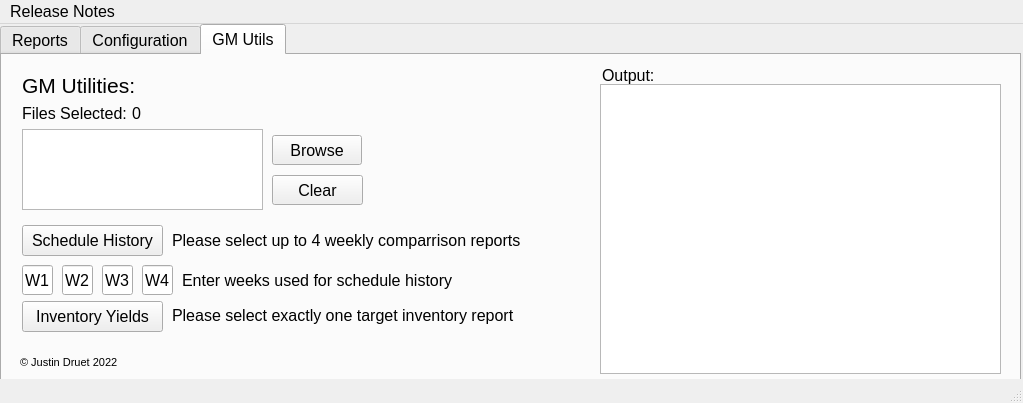
Justind-hub/RoseUtils, file lib/Main_UI.ui: the form before one commit.
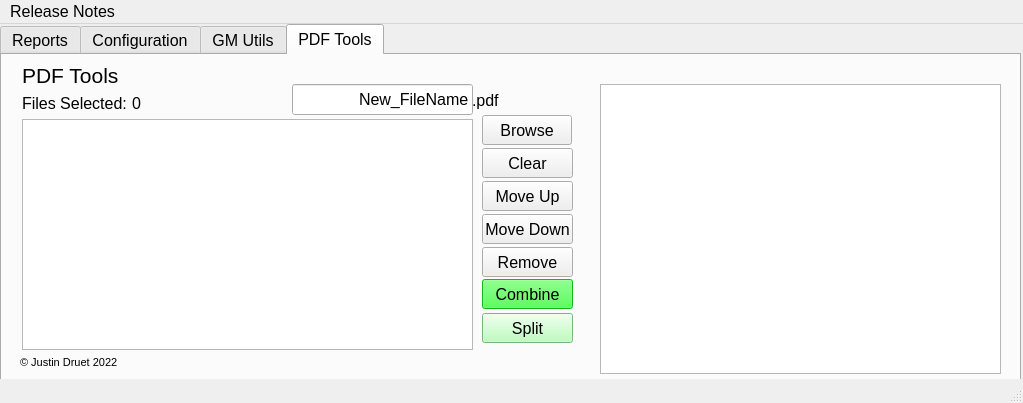
The form after the commit. Icons and pictures are not drawn.

Commit message: Added PDF Tools -> V1.6

Patch:
```diff
--- a/lib/Main_UI.ui
+++ b/lib/Main_UI.ui
@@ -50,7 +50,7 @@
      <enum>QTabWidget::Rounded</enum>
     </property>
     <property name="currentIndex">
-     <number>2</number>
+     <number>3</number>
     </property>
     <property name="iconSize">
      <size>
@@ -1082,6 +1082,1069 @@
       </property>
      </widget>
     </widget>
+    <widget class="QWidget" name="tab_2">
+     <attribute name="title">
+      <string>PDF Tools</string>
+     </attribute>
+     <widget class="QLabel" name="numitems_label_2">
+      <property name="geometry">
+       <rect>
+        <x>130</x>
+        <y>40</y>
+        <width>47</width>
+        <height>16</height>
+       </rect>
+      </property>
+      <property name="text">
+       <string>0</string>
+      </property>
+     </widget>
+     <widget class="QListWidget" name="pdf_listbox">
+      <property name="geometry">
+       <rect>
+        <x>20</x>
+        <y>64</y>
+        <width>451</width>
+        <height>231</height>
+       </rect>
+      </property>
+     </widget>
+     <widget class="QPushButton" name="btn_pdf_clear">
+      <property name="geometry">
+       <rect>
+        <x>480</x>
+        <y>93</y>
+        <width>91</width>
+        <height>30</height>
+       </rect>
+      </property>
+      <property name="toolTip">
+       <string>Clear Selection</string>
+      </property>
+      <property name="text">
+       <string>Clear</string>
+      </property>
+     </widget>
+     <widget class="QLabel" name="label_16">
+      <property name="geometry">
+       <rect>
+        <x>20</x>
+        <y>0</y>
+        <width>121</width>
+        <height>41</height>
+       </rect>
+      </property>
+      <property name="font">
+       <font>
+        <pointsize>16</pointsize>
+       </font>
+      </property>
+      <property name="text">
+       <string>PDF Tools</string>
+      </property>
+      <property name="wordWrap">
+       <bool>true</bool>
+      </property>
+     </widget>
+     <widget class="QLabel" name="label_17">
+      <property name="geometry">
+       <rect>
+        <x>20</x>
+        <y>40</y>
+        <width>110</width>
+        <height>16</height>
+       </rect>
+      </property>
+      <property name="text">
+       <string>Files Selected:</string>
+      </property>
+     </widget>
+     <widget class="QPushButton" name="btn_pdf_browse">
+      <property name="geometry">
+       <rect>
+        <x>480</x>
+        <y>60</y>
+        <width>90</width>
+        <height>30</height>
+       </rect>
+      </property>
+      <property name="toolTip">
+       <string>Open file dialog to browse for reports downloaded from ZOC</string>
+      </property>
+      <property name="text">
+       <string>Browse</string>
+      </property>
+     </widget>
+     <widget class="QPushButton" name="btn_pdf_up">
+      <property name="geometry">
+       <rect>
+        <x>480</x>
+        <y>126</y>
+        <width>91</width>
+        <height>30</height>
+       </rect>
+      </property>
+      <property name="toolTip">
+       <string>Clear Selection</string>
+      </property>
+      <property name="text">
+       <string>Move Up</string>
+      </property>
+     </widget>
+     <widget class="QPushButton" name="btn_pdf_down">
+      <property name="geometry">
+       <rect>
+        <x>480</x>
+        <y>159</y>
+        <width>91</width>
+        <height>30</height>
+       </rect>
+      </property>
+      <property name="toolTip">
+       <string>Clear Selection</string>
+      </property>
+      <property name="text">
+       <string>Move Down</string>
+      </property>
+     </widget>
+     <widget class="QPushButton" name="btn_pdf_combine">
+      <property name="geometry">
+       <rect>
+        <x>480</x>
+        <y>224</y>
+        <width>91</width>
+        <height>30</height>
+       </rect>
+      </property>
+      <property name="palette">
+       <palette>
+        <active>
+         <colorrole role="WindowText">
+          <brush brushstyle="SolidPattern">
+           <color alpha="255">
+            <red>0</red>
+            <green>0</green>
+            <blue>0</blue>
+           </color>
+          </brush>
+         </colorrole>
+         <colorrole role="Button">
+          <brush brushstyle="SolidPattern">
+           <color alpha="255">
+            <red>30</red>
+            <green>255</green>
+            <blue>30</blue>
+           </color>
+          </brush>
+         </colorrole>
+         <colorrole role="Light">
+          <brush brushstyle="SolidPattern">
+           <color alpha="255">
+            <red>158</red>
+            <green>255</green>
+            <blue>158</blue>
+           </color>
+          </brush>
+         </colorrole>
+         <colorrole role="Midlight">
+          <brush brushstyle="SolidPattern">
+           <color alpha="255">
+            <red>94</red>
+            <green>255</green>
+            <blue>94</blue>
+           </color>
+          </brush>
+         </colorrole>
+         <colorrole role="Dark">
+          <brush brushstyle="SolidPattern">
+           <color alpha="255">
+            <red>15</red>
+            <green>127</green>
+            <blue>15</blue>
+           </color>
+          </brush>
+         </colorrole>
+         <colorrole role="Mid">
+          <brush brushstyle="SolidPattern">
+           <color alpha="255">
+            <red>20</red>
+            <green>170</green>
+            <blue>20</blue>
+           </color>
+          </brush>
+         </colorrole>
+         <colorrole role="Text">
+          <brush brushstyle="SolidPattern">
+           <color alpha="255">
+            <red>0</red>
+            <green>0</green>
+            <blue>0</blue>
+           </color>
+          </brush>
+         </colorrole>
+         <colorrole role="BrightText">
+          <brush brushstyle="SolidPattern">
+           <color alpha="255">
+            <red>255</red>
+            <green>255</green>
+            <blue>255</blue>
+           </color>
+          </brush>
+         </colorrole>
+         <colorrole role="ButtonText">
+          <brush brushstyle="SolidPattern">
+           <color alpha="255">
+            <red>0</red>
+            <green>0</green>
+            <blue>0</blue>
+           </color>
+          </brush>
+         </colorrole>
+         <colorrole role="Base">
+          <brush brushstyle="SolidPattern">
+           <color alpha="255">
+            <red>255</red>
+            <green>39</green>
+            <blue>96</blue>
+           </color>
+          </brush>
+         </colorrole>
+         <colorrole role="Window">
+          <brush brushstyle="SolidPattern">
+           <color alpha="255">
+            <red>30</red>
+            <green>255</green>
+            <blue>30</blue>
+           </color>
+          </brush>
+         </colorrole>
+         <colorrole role="Shadow">
+          <brush brushstyle="SolidPattern">
+           <color alpha="255">
+            <red>0</red>
+            <green>0</green>
+            <blue>0</blue>
+           </color>
+          </brush>
+         </colorrole>
+         <colorrole role="HighlightedText">
+          <brush brushstyle="SolidPattern">
+           <color alpha="255">
+            <red>126</red>
+            <green>255</green>
+            <blue>79</blue>
+           </color>
+          </brush>
+         </colorrole>
+         <colorrole role="AlternateBase">
+          <brush brushstyle="SolidPattern">
+           <color alpha="255">
+            <red>142</red>
+            <green>255</green>
+            <blue>142</blue>
+           </color>
+          </brush>
+         </colorrole>
+         <colorrole role="ToolTipBase">
+          <brush brushstyle="SolidPattern">
+           <color alpha="255">
+            <red>255</red>
+            <green>170</green>
+            <blue>0</blue>
+           </color>
+          </brush>
+         </colorrole>
+         <colorrole role="ToolTipText">
+          <brush brushstyle="SolidPattern">
+           <color alpha="255">
+            <red>0</red>
+            <green>0</green>
+            <blue>0</blue>
+           </color>
+          </brush>
+         </colorrole>
+        </active>
+        <inactive>
+         <colorrole role="WindowText">
+          <brush brushstyle="SolidPattern">
+           <color alpha="255">
+            <red>0</red>
+            <green>0</green>
+            <blue>0</blue>
+           </color>
+          </brush>
+         </colorrole>
+         <colorrole role="Button">
+          <brush brushstyle="SolidPattern">
+           <color alpha="255">
+            <red>30</red>
+            <green>255</green>
+            <blue>30</blue>
+           </color>
+          </brush>
+         </colorrole>
+         <colorrole role="Light">
+          <brush brushstyle="SolidPattern">
+           <color alpha="255">
+            <red>158</red>
+            <green>255</green>
+            <blue>158</blue>
+           </color>
+          </brush>
+         </colorrole>
+         <colorrole role="Midlight">
+          <brush brushstyle="SolidPattern">
+           <color alpha="255">
+            <red>94</red>
+            <green>255</green>
+            <blue>94</blue>
+           </color>
+          </brush>
+         </colorrole>
+         <colorrole role="Dark">
+          <brush brushstyle="SolidPattern">
+           <color alpha="255">
+            <red>15</red>
+            <green>127</green>
+            <blue>15</blue>
+           </color>
+          </brush>
+         </colorrole>
+         <colorrole role="Mid">
+          <brush brushstyle="SolidPattern">
+           <color alpha="255">
+            <red>20</red>
+            <green>170</green>
+            <blue>20</blue>
+           </color>
+          </brush>
+         </colorrole>
+         <colorrole role="Text">
+          <brush brushstyle="SolidPattern">
+           <color alpha="255">
+            <red>0</red>
+            <green>0</green>
+            <blue>0</blue>
+           </color>
+          </brush>
+         </colorrole>
+         <colorrole role="BrightText">
+          <brush brushstyle="SolidPattern">
+           <color alpha="255">
+            <red>255</red>
+            <green>255</green>
+            <blue>255</blue>
+           </color>
+          </brush>
+         </colorrole>
+         <colorrole role="ButtonText">
+          <brush brushstyle="SolidPattern">
+           <color alpha="255">
+            <red>0</red>
+            <green>0</green>
+            <blue>0</blue>
+           </color>
+          </brush>
+         </colorrole>
+         <colorrole role="Base">
+          <brush brushstyle="SolidPattern">
+           <color alpha="255">
+            <red>255</red>
+            <green>39</green>
+            <blue>96</blue>
+           </color>
+          </brush>
+         </colorrole>
+         <colorrole role="Window">
+          <brush brushstyle="SolidPattern">
+           <color alpha="255">
+            <red>30</red>
+            <green>255</green>
+            <blue>30</blue>
+           </color>
+          </brush>
+         </colorrole>
+         <colorrole role="Shadow">
+          <brush brushstyle="SolidPattern">
+           <color alpha="255">
+            <red>0</red>
+            <green>0</green>
+            <blue>0</blue>
+           </color>
+          </brush>
+         </colorrole>
+         <colorrole role="HighlightedText">
+          <brush brushstyle="SolidPattern">
+           <color alpha="255">
+            <red>0</red>
+            <green>0</green>
+            <blue>0</blue>
+           </color>
+          </brush>
+         </colorrole>
+         <colorrole role="AlternateBase">
+          <brush brushstyle="SolidPattern">
+           <color alpha="255">
+            <red>142</red>
+            <green>255</green>
+            <blue>142</blue>
+           </color>
+          </brush>
+         </colorrole>
+         <colorrole role="ToolTipBase">
+          <brush brushstyle="SolidPattern">
+           <color alpha="255">
+            <red>255</red>
+            <green>255</green>
+            <blue>220</blue>
+           </color>
+          </brush>
+         </colorrole>
+         <colorrole role="ToolTipText">
+          <brush brushstyle="SolidPattern">
+           <color alpha="255">
+            <red>0</red>
+            <green>0</green>
+            <blue>0</blue>
+           </color>
+          </brush>
+         </colorrole>
+        </inactive>
+        <disabled>
+         <colorrole role="WindowText">
+          <brush brushstyle="SolidPattern">
+           <color alpha="255">
+            <red>15</red>
+            <green>127</green>
+            <blue>15</blue>
+           </color>
+          </brush>
+         </colorrole>
+         <colorrole role="Button">
+          <brush brushstyle="SolidPattern">
+           <color alpha="255">
+            <red>30</red>
+            <green>255</green>
+            <blue>30</blue>
+           </color>
+          </brush>
+         </colorrole>
+         <colorrole role="Light">
+          <brush brushstyle="SolidPattern">
+           <color alpha="255">
+            <red>158</red>
+            <green>255</green>
+            <blue>158</blue>
+           </color>
+          </brush>
+         </colorrole>
+         <colorrole role="Midlight">
+          <brush brushstyle="SolidPattern">
+           <color alpha="255">
+            <red>94</red>
+            <green>255</green>
+            <blue>94</blue>
+           </color>
+          </brush>
+         </colorrole>
+         <colorrole role="Dark">
+          <brush brushstyle="SolidPattern">
+           <color alpha="255">
+            <red>15</red>
+            <green>127</green>
+            <blue>15</blue>
+           </color>
+          </brush>
+         </colorrole>
+         <colorrole role="Mid">
+          <brush brushstyle="SolidPattern">
+           <color alpha="255">
+            <red>20</red>
+            <green>170</green>
+            <blue>20</blue>
+           </color>
+          </brush>
+         </colorrole>
+         <colorrole role="Text">
+          <brush brushstyle="SolidPattern">
+           <color alpha="255">
+            <red>15</red>
+            <green>127</green>
+            <blue>15</blue>
+           </color>
+          </brush>
+         </colorrole>
+         <colorrole role="BrightText">
+          <brush brushstyle="SolidPattern">
+           <color alpha="255">
+            <red>255</red>
+            <green>255</green>
+            <blue>255</blue>
+           </color>
+          </brush>
+         </colorrole>
+         <colorrole role="ButtonText">
+          <brush brushstyle="SolidPattern">
+           <color alpha="255">
+            <red>15</red>
+            <green>127</green>
+            <blue>15</blue>
+           </color>
+          </brush>
+         </colorrole>
+         <colorrole role="Base">
+          <brush brushstyle="SolidPattern">
+           <color alpha="255">
+            <red>30</red>
+            <green>255</green>
+            <blue>30</blue>
+           </color>
+          </brush>
+         </colorrole>
+         <colorrole role="Window">
+          <brush brushstyle="SolidPattern">
+           <color alpha="255">
+            <red>30</red>
+            <green>255</green>
+            <blue>30</blue>
+           </color>
+          </brush>
+         </colorrole>
+         <colorrole role="Shadow">
+          <brush brushstyle="SolidPattern">
+           <color alpha="255">
+            <red>0</red>
+            <green>0</green>
+            <blue>0</blue>
+           </color>
+          </brush>
+         </colorrole>
+         <colorrole role="HighlightedText">
+          <brush brushstyle="SolidPattern">
+           <color alpha="255">
+            <red>255</red>
+            <green>255</green>
+            <blue>255</blue>
+           </color>
+          </brush>
+         </colorrole>
+         <colorrole role="AlternateBase">
+          <brush brushstyle="SolidPattern">
+           <color alpha="255">
+            <red>30</red>
+            <green>255</green>
+            <blue>30</blue>
+           </color>
+          </brush>
+         </colorrole>
+         <colorrole role="ToolTipBase">
+          <brush brushstyle="SolidPattern">
+           <color alpha="255">
+            <red>255</red>
+            <green>255</green>
+            <blue>220</blue>
+           </color>
+          </brush>
+         </colorrole>
+         <colorrole role="ToolTipText">
+          <brush brushstyle="SolidPattern">
+           <color alpha="255">
+            <red>0</red>
+            <green>0</green>
+            <blue>0</blue>
+           </color>
+          </brush>
+         </colorrole>
+        </disabled>
+       </palette>
+      </property>
+      <property name="toolTip">
+       <string>Clear Selection</string>
+      </property>
+      <property name="text">
+       <string>Combine</string>
+      </property>
+      <property name="checkable">
+       <bool>false</bool>
+      </property>
+     </widget>
+     <widget class="QPushButton" name="btn_pdf_split">
+      <property name="geometry">
+       <rect>
+        <x>480</x>
+        <y>258</y>
+        <width>91</width>
+        <height>30</height>
+       </rect>
+      </property>
+      <property name="palette">
+       <palette>
+        <active>
+         <colorrole role="WindowText">
+          <brush brushstyle="SolidPattern">
+           <color alpha="255">
+            <red>0</red>
+            <green>0</green>
+            <blue>0</blue>
+           </color>
+          </brush>
+         </colorrole>
+         <colorrole role="Button">
+          <brush brushstyle="SolidPattern">
+           <color alpha="255">
+            <red>169</red>
+            <green>255</green>
+            <blue>172</blue>
+           </color>
+          </brush>
+         </colorrole>
+         <colorrole role="Light">
+          <brush brushstyle="SolidPattern">
+           <color alpha="255">
+            <red>255</red>
+            <green>255</green>
+            <blue>255</blue>
+           </color>
+          </brush>
+         </colorrole>
+         <colorrole role="Midlight">
+          <brush brushstyle="SolidPattern">
+           <color alpha="255">
+            <red>212</red>
+            <green>255</green>
+            <blue>213</blue>
+           </color>
+          </brush>
+         </colorrole>
+         <colorrole role="Dark">
+          <brush brushstyle="SolidPattern">
+           <color alpha="255">
+            <red>84</red>
+            <green>127</green>
+            <blue>86</blue>
+           </color>
+          </brush>
+         </colorrole>
+         <colorrole role="Mid">
+          <brush brushstyle="SolidPattern">
+           <color alpha="255">
+            <red>113</red>
+            <green>170</green>
+            <blue>115</blue>
+           </color>
+          </brush>
+         </colorrole>
+         <colorrole role="Text">
+          <brush brushstyle="SolidPattern">
+           <color alpha="255">
+            <red>0</red>
+            <green>0</green>
+            <blue>0</blue>
+           </color>
+          </brush>
+         </colorrole>
+         <colorrole role="BrightText">
+          <brush brushstyle="SolidPattern">
+           <color alpha="255">
+            <red>255</red>
+            <green>255</green>
+            <blue>255</blue>
+           </color>
+          </brush>
+         </colorrole>
+         <colorrole role="ButtonText">
+          <brush brushstyle="SolidPattern">
+           <color alpha="255">
+            <red>0</red>
+            <green>0</green>
+            <blue>0</blue>
+           </color>
+          </brush>
+         </colorrole>
+         <colorrole role="Base">
+          <brush brushstyle="SolidPattern">
+           <color alpha="255">
+            <red>255</red>
+            <green>255</green>
+            <blue>255</blue>
+           </color>
+          </brush>
+         </colorrole>
+         <colorrole role="Window">
+          <brush brushstyle="SolidPattern">
+           <color alpha="255">
+            <red>169</red>
+            <green>255</green>
+            <blue>172</blue>
+           </color>
+          </brush>
+         </colorrole>
+         <colorrole role="Shadow">
+          <brush brushstyle="SolidPattern">
+           <color alpha="255">
+            <red>0</red>
+            <green>0</green>
+            <blue>0</blue>
+           </color>
+          </brush>
+         </colorrole>
+         <colorrole role="AlternateBase">
+          <brush brushstyle="SolidPattern">
+           <color alpha="255">
+            <red>212</red>
+            <green>255</green>
+            <blue>213</blue>
+           </color>
+          </brush>
+         </colorrole>
+         <colorrole role="ToolTipBase">
+          <brush brushstyle="SolidPattern">
+           <color alpha="255">
+            <red>255</red>
+            <green>255</green>
+            <blue>220</blue>
+           </color>
+          </brush>
+         </colorrole>
+         <colorrole role="ToolTipText">
+          <brush brushstyle="SolidPattern">
+           <color alpha="255">
+            <red>0</red>
+            <green>0</green>
+            <blue>0</blue>
+           </color>
+          </brush>
+         </colorrole>
+        </active>
+        <inactive>
+         <colorrole role="WindowText">
+          <brush brushstyle="SolidPattern">
+           <color alpha="255">
+            <red>0</red>
+            <green>0</green>
+            <blue>0</blue>
+           </color>
+          </brush>
+         </colorrole>
+         <colorrole role="Button">
+          <brush brushstyle="SolidPattern">
+           <color alpha="255">
+            <red>169</red>
+            <green>255</green>
+            <blue>172</blue>
+           </color>
+          </brush>
+         </colorrole>
+         <colorrole role="Light">
+          <brush brushstyle="SolidPattern">
+           <color alpha="255">
+            <red>255</red>
+            <green>255</green>
+            <blue>255</blue>
+           </color>
+          </brush>
+         </colorrole>
+         <colorrole role="Midlight">
+          <brush brushstyle="SolidPattern">
+           <color alpha="255">
+            <red>212</red>
+            <green>255</green>
+            <blue>213</blue>
+           </color>
+          </brush>
+         </colorrole>
+         <colorrole role="Dark">
+          <brush brushstyle="SolidPattern">
+           <color alpha="255">
+            <red>84</red>
+            <green>127</green>
+            <blue>86</blue>
+           </color>
+          </brush>
+         </colorrole>
+         <colorrole role="Mid">
+          <brush brushstyle="SolidPattern">
+           <color alpha="255">
+            <red>113</red>
+            <green>170</green>
+            <blue>115</blue>
+           </color>
+          </brush>
+         </colorrole>
+         <colorrole role="Text">
+          <brush brushstyle="SolidPattern">
+           <color alpha="255">
+            <red>0</red>
+            <green>0</green>
+            <blue>0</blue>
+           </color>
+          </brush>
+         </colorrole>
+         <colorrole role="BrightText">
+          <brush brushstyle="SolidPattern">
+           <color alpha="255">
+            <red>255</red>
+            <green>255</green>
+            <blue>255</blue>
+           </color>
+          </brush>
+         </colorrole>
+         <colorrole role="ButtonText">
+          <brush brushstyle="SolidPattern">
+           <color alpha="255">
+            <red>0</red>
+            <green>0</green>
+            <blue>0</blue>
+           </color>
+          </brush>
+         </colorrole>
+         <colorrole role="Base">
+          <brush brushstyle="SolidPattern">
+           <color alpha="255">
+            <red>255</red>
+            <green>255</green>
+            <blue>255</blue>
+           </color>
+          </brush>
+         </colorrole>
+         <colorrole role="Window">
+          <brush brushstyle="SolidPattern">
+           <color alpha="255">
+            <red>169</red>
+            <green>255</green>
+            <blue>172</blue>
+           </color>
+          </brush>
+         </colorrole>
+         <colorrole role="Shadow">
+          <brush brushstyle="SolidPattern">
+           <color alpha="255">
+            <red>0</red>
+            <green>0</green>
+            <blue>0</blue>
+           </color>
+          </brush>
+         </colorrole>
+         <colorrole role="AlternateBase">
+          <brush brushstyle="SolidPattern">
+           <color alpha="255">
+            <red>212</red>
+            <green>255</green>
+            <blue>213</blue>
+           </color>
+          </brush>
+         </colorrole>
+         <colorrole role="ToolTipBase">
+          <brush brushstyle="SolidPattern">
+           <color alpha="255">
+            <red>255</red>
+            <green>255</green>
+            <blue>220</blue>
+           </color>
+          </brush>
+         </colorrole>
+         <colorrole role="ToolTipText">
+          <brush brushstyle="SolidPattern">
+           <color alpha="255">
+            <red>0</red>
+            <green>0</green>
+            <blue>0</blue>
+           </color>
+          </brush>
+         </colorrole>
+        </inactive>
+        <disabled>
+         <colorrole role="WindowText">
+          <brush brushstyle="SolidPattern">
+           <color alpha="255">
+            <red>84</red>
+            <green>127</green>
+            <blue>86</blue>
+           </color>
+          </brush>
+         </colorrole>
+         <colorrole role="Button">
+          <brush brushstyle="SolidPattern">
+           <color alpha="255">
+            <red>169</red>
+            <green>255</green>
+            <blue>172</blue>
+           </color>
+          </brush>
+         </colorrole>
+         <colorrole role="Light">
+          <brush brushstyle="SolidPattern">
+           <color alpha="255">
+            <red>255</red>
+            <green>255</green>
+            <blue>255</blue>
+           </color>
+          </brush>
+         </colorrole>
+         <colorrole role="Midlight">
+          <brush brushstyle="SolidPattern">
+           <color alpha="255">
+            <red>212</red>
+            <green>255</green>
+            <blue>213</blue>
+           </color>
+          </brush>
+         </colorrole>
+         <colorrole role="Dark">
+          <brush brushstyle="SolidPattern">
+           <color alpha="255">
+            <red>84</red>
+            <green>127</green>
+            <blue>86</blue>
+           </color>
+          </brush>
+         </colorrole>
+         <colorrole role="Mid">
+          <brush brushstyle="SolidPattern">
+           <color alpha="255">
+            <red>113</red>
+            <green>170</green>
+            <blue>115</blue>
+           </color>
+          </brush>
+         </colorrole>
+         <colorrole role="Text">
+          <brush brushstyle="SolidPattern">
+           <color alpha="255">
+            <red>84</red>
+            <green>127</green>
+            <blue>86</blue>
+           </color>
+          </brush>
+         </colorrole>
+         <colorrole role="BrightText">
+          <brush brushstyle="SolidPattern">
+           <color alpha="255">
+            <red>255</red>
+            <green>255</green>
+            <blue>255</blue>
+           </color>
+          </brush>
+         </colorrole>
+         <colorrole role="ButtonText">
+          <brush brushstyle="SolidPattern">
+           <color alpha="255">
+            <red>84</red>
+            <green>127</green>
+            <blue>86</blue>
+           </color>
+          </brush>
+         </colorrole>
+         <colorrole role="Base">
+          <brush brushstyle="SolidPattern">
+           <color alpha="255">
+            <red>169</red>
+            <green>255</green>
+            <blue>172</blue>
+           </color>
+          </brush>
+         </colorrole>
+         <colorrole role="Window">
+          <brush brushstyle="SolidPattern">
+           <color alpha="255">
+            <red>169</red>
+            <green>255</green>
+            <blue>172</blue>
+           </color>
+          </brush>
+         </colorrole>
+         <colorrole role="Shadow">
+          <brush brushstyle="SolidPattern">
+           <color alpha="255">
+            <red>0</red>
+            <green>0</green>
+            <blue>0</blue>
+           </color>
+          </brush>
+         </colorrole>
+         <colorrole role="AlternateBase">
+          <brush brushstyle="SolidPattern">
+           <color alpha="255">
+            <red>169</red>
+            <green>255</green>
+            <blue>172</blue>
+           </color>
+          </brush>
+         </colorrole>
+         <colorrole role="ToolTipBase">
+          <brush brushstyle="SolidPattern">
+           <color alpha="255">
+            <red>255</red>
+            <green>255</green>
+            <blue>220</blue>
+           </color>
+          </brush>
+         </colorrole>
+         <colorrole role="ToolTipText">
+          <brush brushstyle="SolidPattern">
+           <color alpha="255">
+            <red>0</red>
+            <green>0</green>
+            <blue>0</blue>
+           </color>
+          </brush>
+         </colorrole>
+        </disabled>
+       </palette>
+      </property>
+      <property name="toolTip">
+       <string>Clear Selection</string>
+      </property>
+      <property name="text">
+       <string>Split</string>
+      </property>
+     </widget>
+     <widget class="QLineEdit" name="pdf_name">
+      <property name="geometry">
+       <rect>
+        <x>290</x>
+        <y>29</y>
+        <width>181</width>
+        <height>31</height>
+       </rect>
+      </property>
+      <property name="text">
+       <string>New_FileName</string>
+      </property>
+      <property name="alignment">
+       <set>Qt::AlignRight|Qt::AlignTrailing|Qt::AlignVCenter</set>
+      </property>
+     </widget>
+     <widget class="QLabel" name="label_18">
+      <property name="geometry">
+       <rect>
+        <x>470</x>
+        <y>30</y>
+        <width>110</width>
+        <height>31</height>
+       </rect>
+      </property>
+      <property name="text">
+       <string>.pdf</string>
+      </property>
+     </widget>
+     <widget class="QPushButton" name="btn_pdf_remove">
+      <property name="geometry">
+       <rect>
+        <x>480</x>
+        <y>192</y>
+        <width>91</width>
+        <height>30</height>
+       </rect>
+      </property>
+      <property name="toolTip">
+       <string>Clear Selection</string>
+      </property>
+      <property name="text">
+       <string>Remove</string>
+      </property>
+     </widget>
+    </widget>
    </widget>
    <widget class="QLabel" name="label">
     <property name="geometry">
```
Left out of the diff: 8 changed lines with no effect on the pictures. The commit also changes 4 other files.
